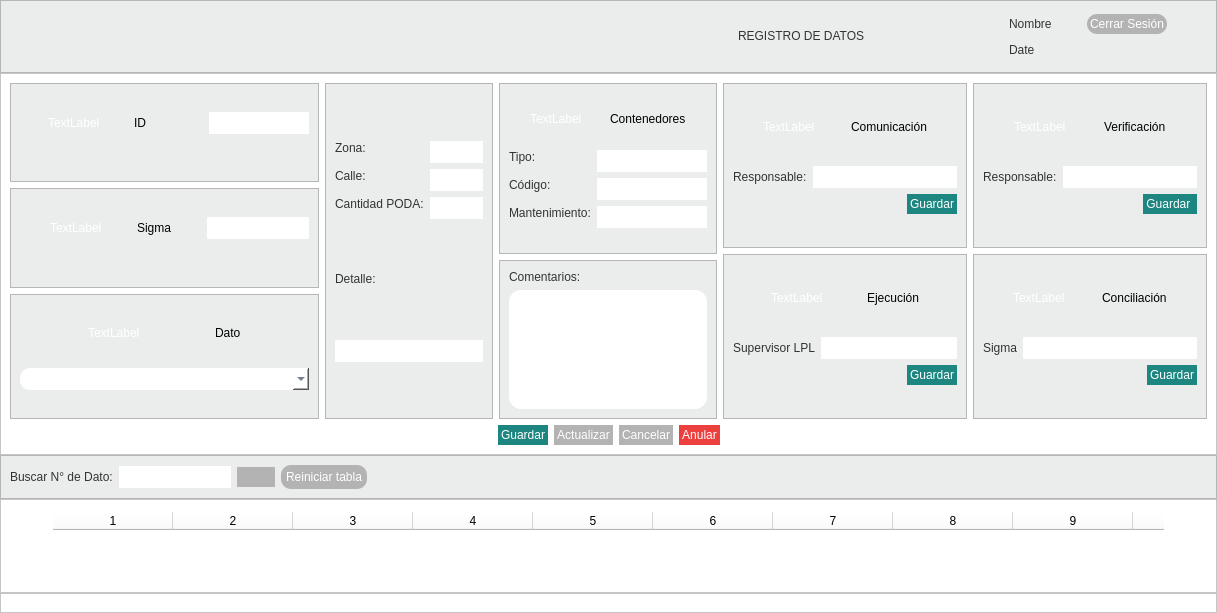
First picture: the form in registro_datos.ui, repository altitude-solutions/Operador_Radio, before the edit.
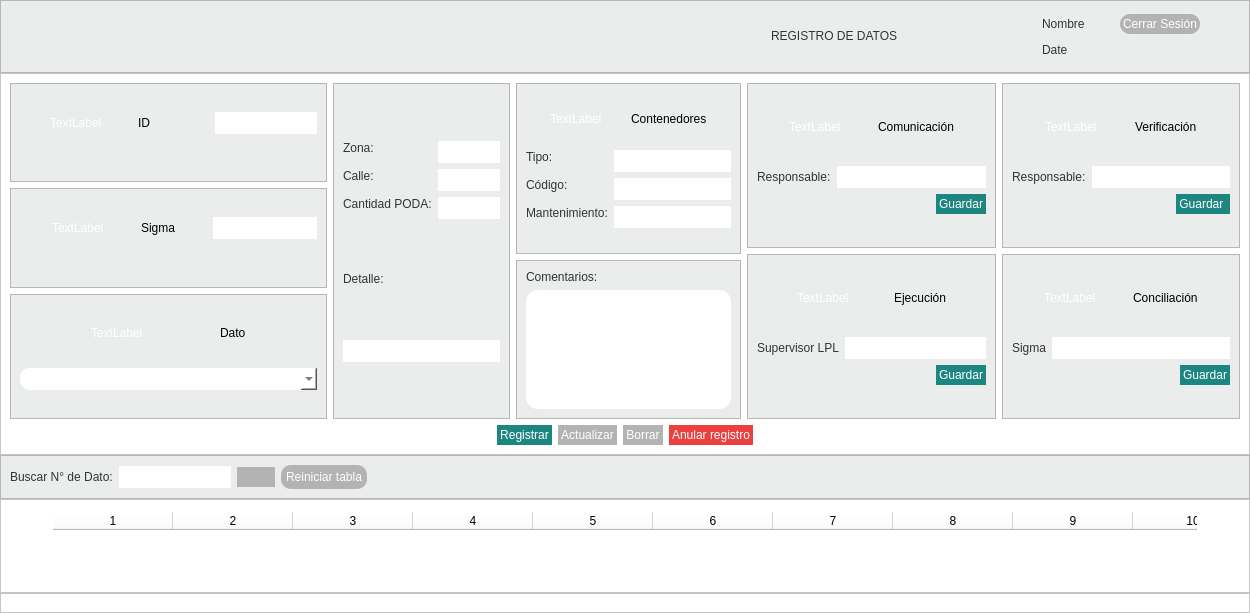
Second picture: the form after the edit.

Patch:
```diff
--- a/registro_datos.ui
+++ b/registro_datos.ui
@@ -6,7 +6,7 @@
    <rect>
     <x>0</x>
     <y>0</y>
-    <width>1217</width>
+    <width>1250</width>
     <height>613</height>
    </rect>
   </property>
@@ -2125,7 +2125,7 @@
 padding: 3px;</string>
             </property>
             <property name="text">
-             <string>Guardar</string>
+             <string>Registrar</string>
             </property>
            </widget>
           </item>
@@ -2171,7 +2171,7 @@
 padding: 3px;</string>
             </property>
             <property name="text">
-             <string>Cancelar</string>
+             <string>Borrar</string>
             </property>
            </widget>
           </item>
@@ -2188,7 +2188,7 @@
 padding: 3px;</string>
             </property>
             <property name="text">
-             <string>Anular</string>
+             <string>Anular registro</string>
             </property>
            </widget>
           </item>
```
Left out of the diff: 12 changed lines with no effect on the pictures.
